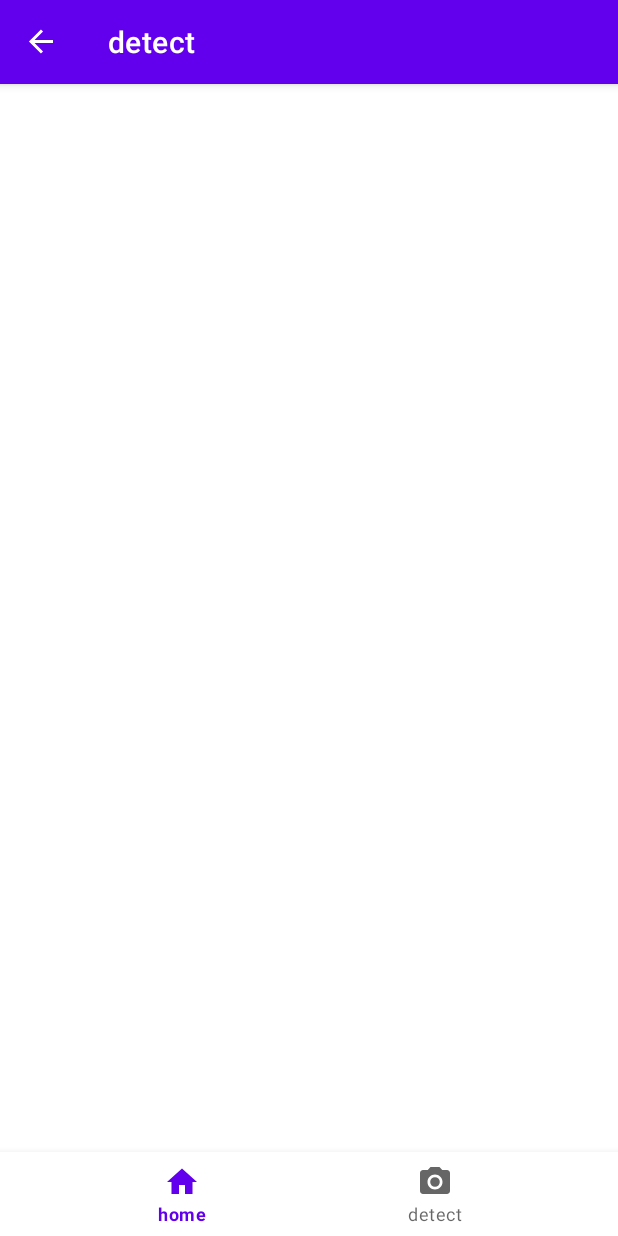
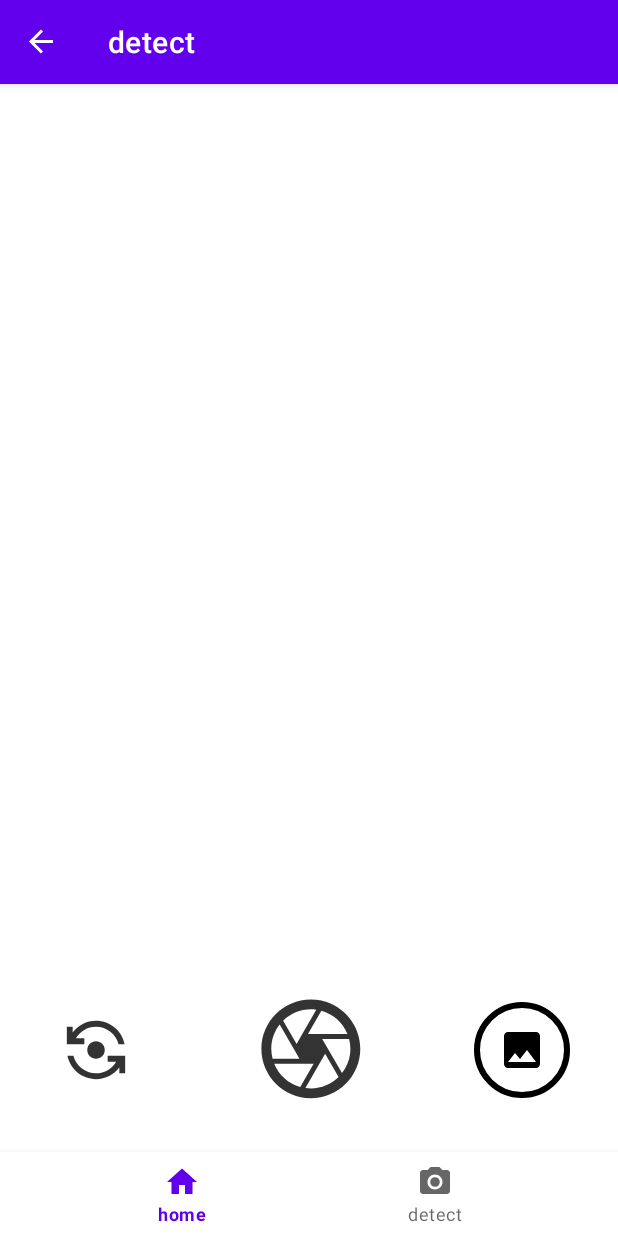
Before and after one commit to ariefdarmawant/MeSkin-B21-CAP0205, an Android app: the DetectFragment screen opened through its navigation route, on a phone screen of 412 x 824 dp. Run offline under Robolectric (Android 15) with nearby library versions, the light colour scheme and no system bars; our stand-ins replace navigation-ui.

Commit message:
Update fragment_detect.xml

```diff
--- a/AndroidCapstoneProject/app/src/main/res/layout/fragment_detect.xml
+++ b/AndroidCapstoneProject/app/src/main/res/layout/fragment_detect.xml
@@ -2,21 +2,49 @@
 <androidx.constraintlayout.widget.ConstraintLayout xmlns:android="http://schemas.android.com/apk/res/android"
     xmlns:app="http://schemas.android.com/apk/res-auto"
     xmlns:tools="http://schemas.android.com/tools"
+    android:id="@+id/camera_ui_container"
     android:layout_width="match_parent"
     android:layout_height="match_parent"
-    tools:context=".ui.Detect.DetectFragment">
+    android:layoutDirection="ltr">
 
-    <TextView
-        android:id="@+id/text_dashboard"
-        android:layout_width="match_parent"
-        android:layout_height="wrap_content"
-        android:layout_marginStart="8dp"
-        android:layout_marginTop="8dp"
-        android:layout_marginEnd="8dp"
-        android:textAlignment="center"
-        android:textSize="20sp"
+
+    <ImageButton
+        android:id="@+id/upload_Button"
+        android:layout_width="@dimen/round_button_medium"
+        android:layout_height="@dimen/round_button_medium"
+        android:layout_marginEnd="@dimen/margin_small"
+        android:layout_marginBottom="@dimen/margin_xlarge"
+        android:background="@drawable/circle_outer"
+        android:padding="@dimen/spacing_large"
+        android:scaleType="fitCenter"
         app:layout_constraintBottom_toBottomOf="parent"
         app:layout_constraintEnd_toEndOf="parent"
-        app:layout_constraintStart_toStartOf="parent"
-        app:layout_constraintTop_toTopOf="parent" />
+        app:srcCompat="@drawable/icon_photo" />
+
+    <ImageButton
+        android:id="@+id/camera_shutter_button"
+        android:layout_width="@dimen/round_button_large"
+        android:layout_height="@dimen/round_button_large"
+        android:layout_marginBottom="@dimen/shutter_button_margin"
+        android:background="@drawable/ic_shutter_button_image"
+        android:contentDescription="@string/capture"
+        android:scaleType="fitCenter"
+        app:layout_constraintBottom_toBottomOf="parent"
+        app:layout_constraintEnd_toEndOf="parent"
+        app:layout_constraintStart_toStartOf="parent" />
+
+    <ImageButton
+        android:id="@+id/switch_button"
+        android:layout_width="@dimen/round_button_medium"
+        android:layout_height="@dimen/round_button_medium"
+        android:layout_marginLeft="@dimen/margin_small"
+        android:layout_marginBottom="@dimen/margin_xlarge"
+        android:background="@android:color/transparent"
+        android:contentDescription="@string/switch_camera_button_alt"
+        android:padding="@dimen/spacing_small"
+        android:scaleType="fitCenter"
+        app:layout_constraintBottom_toBottomOf="parent"
+        app:layout_constraintLeft_toLeftOf="parent"
+        app:srcCompat="@drawable/ic_switch_camera_button" />
+
 </androidx.constraintlayout.widget.ConstraintLayout>
```
